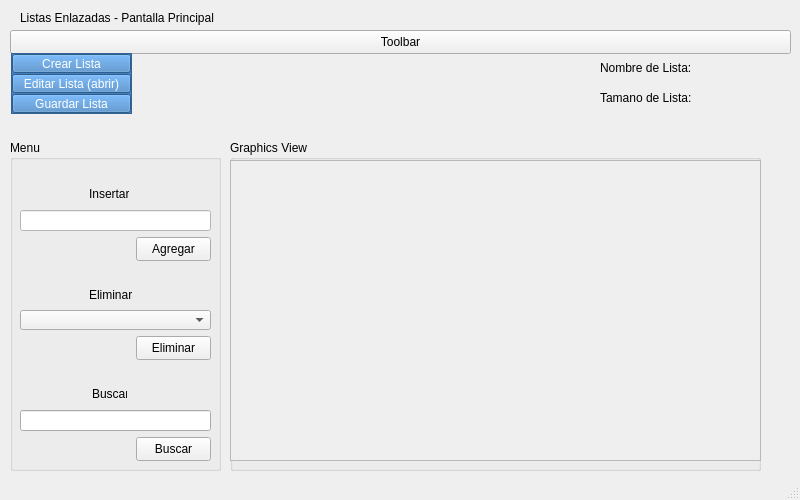
This is ProyectoEstructuraDeDatos/MainWindow.ui in josuedejesus/ProjectoEstructuraDeDatos as Qt 5 draws it before an edit. The edited form follows.
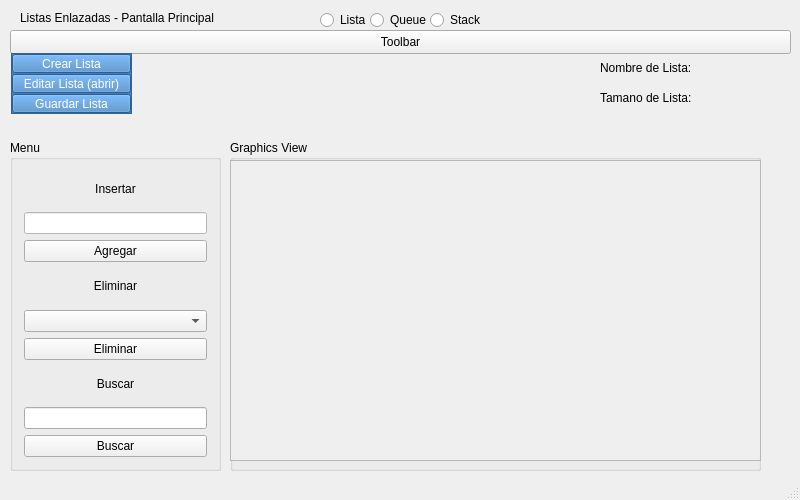
This is the edited form.

Commit message: ya es funcional la opcion para queue

Diff of the .ui file:
```diff
--- a/ProyectoEstructuraDeDatos/MainWindow.ui
+++ b/ProyectoEstructuraDeDatos/MainWindow.ui
@@ -506,14 +506,14 @@
     <property name="title">
      <string>Menu</string>
     </property>
+    <layout class="QVBoxLayout" name="verticalLayout_2">
+     <item>
     <widget class="QLabel" name="label_insertar">
-     <property name="geometry">
-      <rect>
-       <x>79</x>
-       <y>46</y>
-       <width>40</width>
-       <height>16</height>
-      </rect>
+       <property name="sizePolicy">
+        <sizepolicy hsizetype="Minimum" vsizetype="Preferred">
+         <horstretch>0</horstretch>
+         <verstretch>0</verstretch>
+        </sizepolicy>
      </property>
      <property name="styleSheet">
       <string notr="true"/>
@@ -521,57 +521,43 @@
      <property name="text">
       <string>Insertar</string>
      </property>
-    </widget>
+       <property name="alignment">
+        <set>Qt::AlignCenter</set>
+       </property>
+      </widget>
+     </item>
+     <item>
     <widget class="QLineEdit" name="txt_insertar">
-     <property name="geometry">
-      <rect>
-       <x>10</x>
-       <y>70</y>
-       <width>191</width>
-       <height>21</height>
-      </rect>
+       <property name="sizePolicy">
+        <sizepolicy hsizetype="Expanding" vsizetype="Fixed">
+         <horstretch>0</horstretch>
+         <verstretch>0</verstretch>
+        </sizepolicy>
      </property>
      <property name="styleSheet">
       <string notr="true">background-color: rgb(255, 255, 255);</string>
      </property>
     </widget>
-    <widget class="QLabel" name="label_eliminar">
-     <property name="geometry">
-      <rect>
-       <x>79</x>
-       <y>147</y>
-       <width>43</width>
-       <height>16</height>
-      </rect>
-     </property>
-     <property name="styleSheet">
-      <string notr="true"/>
-     </property>
-     <property name="text">
-      <string>Eliminar</string>
-     </property>
-    </widget>
-    <widget class="QComboBox" name="combo_eliminar">
-     <property name="geometry">
-      <rect>
-       <x>10</x>
-       <y>170</y>
-       <width>191</width>
-       <height>20</height>
-      </rect>
-     </property>
-     <property name="styleSheet">
-      <string notr="true"/>
-     </property>
-    </widget>
+     </item>
+     <item>
     <widget class="QPushButton" name="butt_agregar">
-     <property name="geometry">
-      <rect>
-       <x>126</x>
-       <y>97</y>
-       <width>75</width>
-       <height>24</height>
-      </rect>
+       <property name="enabled">
+        <bool>true</bool>
+       </property>
+       <property name="sizePolicy">
+        <sizepolicy hsizetype="Minimum" vsizetype="Fixed">
+         <horstretch>0</horstretch>
+         <verstretch>0</verstretch>
+        </sizepolicy>
+       </property>
+       <property name="baseSize">
+        <size>
+         <width>0</width>
+         <height>0</height>
+        </size>
+       </property>
+       <property name="layoutDirection">
+        <enum>Qt::LeftToRight</enum>
      </property>
      <property name="styleSheet">
       <string notr="true"/>
@@ -580,14 +566,40 @@
       <string>Agregar</string>
      </property>
     </widget>
+     </item>
+     <item>
+      <widget class="QLabel" name="label_eliminar">
+       <property name="sizePolicy">
+        <sizepolicy hsizetype="Minimum" vsizetype="Preferred">
+         <horstretch>0</horstretch>
+         <verstretch>0</verstretch>
+        </sizepolicy>
+       </property>
+       <property name="styleSheet">
+        <string notr="true"/>
+       </property>
+       <property name="text">
+        <string>Eliminar</string>
+       </property>
+       <property name="alignment">
+        <set>Qt::AlignCenter</set>
+       </property>
+      </widget>
+     </item>
+     <item>
+      <widget class="QComboBox" name="combo_eliminar">
+       <property name="styleSheet">
+        <string notr="true"/>
+       </property>
+      </widget>
+     </item>
+     <item>
     <widget class="QPushButton" name="butt_eliminar">
-     <property name="geometry">
-      <rect>
-       <x>126</x>
-       <y>196</y>
-       <width>75</width>
-       <height>24</height>
-      </rect>
+       <property name="sizePolicy">
+        <sizepolicy hsizetype="Minimum" vsizetype="Fixed">
+         <horstretch>0</horstretch>
+         <verstretch>0</verstretch>
+        </sizepolicy>
      </property>
      <property name="styleSheet">
       <string notr="true"/>
@@ -596,14 +608,14 @@
       <string>Eliminar</string>
      </property>
     </widget>
+     </item>
+     <item>
     <widget class="QLabel" name="label_buscar">
-     <property name="geometry">
-      <rect>
-       <x>82</x>
-       <y>246</y>
-       <width>35</width>
-       <height>16</height>
-      </rect>
+       <property name="sizePolicy">
+        <sizepolicy hsizetype="Minimum" vsizetype="Preferred">
+         <horstretch>0</horstretch>
+         <verstretch>0</verstretch>
+        </sizepolicy>
      </property>
      <property name="styleSheet">
       <string notr="true"/>
@@ -611,28 +623,25 @@
      <property name="text">
       <string>Buscar</string>
      </property>
-    </widget>
+       <property name="alignment">
+        <set>Qt::AlignCenter</set>
+       </property>
+      </widget>
+     </item>
+     <item>
     <widget class="QLineEdit" name="txt_buscar">
-     <property name="geometry">
-      <rect>
-       <x>10</x>
-       <y>270</y>
-       <width>191</width>
-       <height>21</height>
-      </rect>
-     </property>
      <property name="styleSheet">
       <string notr="true"/>
      </property>
     </widget>
+     </item>
+     <item>
     <widget class="QPushButton" name="butt_buscar">
-     <property name="geometry">
-      <rect>
-       <x>126</x>
-       <y>297</y>
-       <width>75</width>
-       <height>24</height>
-      </rect>
+       <property name="sizePolicy">
+        <sizepolicy hsizetype="Minimum" vsizetype="Fixed">
+         <horstretch>0</horstretch>
+         <verstretch>0</verstretch>
+        </sizepolicy>
      </property>
      <property name="styleSheet">
       <string notr="true"/>
@@ -641,6 +650,8 @@
       <string>Buscar</string>
      </property>
     </widget>
+     </item>
+    </layout>
    </widget>
    <widget class="QFrame" name="frame_opciones">
     <property name="enabled">
@@ -873,6 +884,45 @@
      </widget>
     </widget>
    </widget>
+   <widget class="QRadioButton" name="rb_listaEnlazada">
+    <property name="geometry">
+     <rect>
+      <x>320</x>
+      <y>10</y>
+      <width>51</width>
+      <height>20</height>
+     </rect>
+    </property>
+    <property name="text">
+     <string>Lista</string>
+    </property>
+   </widget>
+   <widget class="QRadioButton" name="rb_queue">
+    <property name="geometry">
+     <rect>
+      <x>370</x>
+      <y>10</y>
+      <width>61</width>
+      <height>20</height>
+     </rect>
+    </property>
+    <property name="text">
+     <string>Queue</string>
+    </property>
+   </widget>
+   <widget class="QRadioButton" name="rb_stack">
+    <property name="geometry">
+     <rect>
+      <x>430</x>
+      <y>10</y>
+      <width>51</width>
+      <height>20</height>
+     </rect>
+    </property>
+    <property name="text">
+     <string>Stack</string>
+    </property>
+   </widget>
   </widget>
   <widget class="QStatusBar" name="statusBar"/>
   <action name="actionCrear_Lista">
```
Lines whose indentation alone changed are shown as unchanged. The commit also changes 35 other files.
